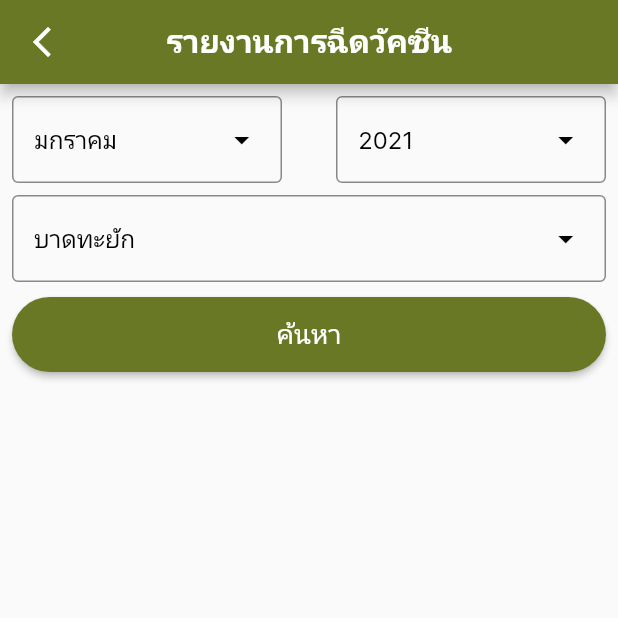
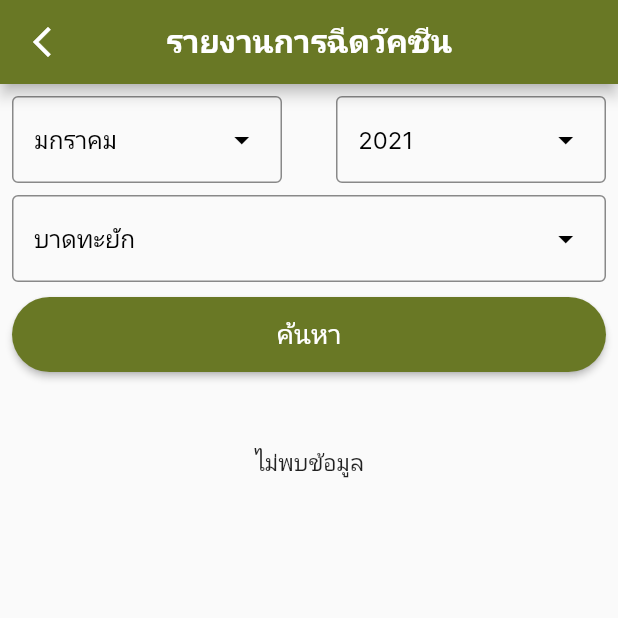
Before and after one commit to nickka7/animal_welfare, a Flutter app: the AnimalReportTest screen opened directly, on a phone screen of 412 x 824 dp, the top half of it. Run offline on Flutter 3.47's test engine with Material 2 defaults, Android fonts, the phone set to English and light mode, and no system bars; our stand-ins replace carousel_slider, charts_flutter, dio, file_picker, flutter_local_notifications, flutter_secure_storage and 5 more; accounts and stored records are empty.

Commit message:
last edit

```diff
--- a/lib/screens/repair/repair_notice_update.dart
+++ b/lib/screens/repair/repair_notice_update.dart
@@ -97,7 +97,7 @@ class _RepairNoticeUpdateState extends State<RepairNoticeUpdate> {
                   TextFormField(
                     controller: repairController,
                     decoration: InputDecoration(
-                      //  hintText: '${widget.maintenanceDetail}',
+                        hintText: '${widget.maintenanceDetail}',
                         border: OutlineInputBorder(),
                         focusedBorder: OutlineInputBorder(
                             borderSide: BorderSide(
--- a/lib/screens/role/Executive/animalReport.dart
+++ b/lib/screens/role/Executive/animalReport.dart
@@ -371,6 +371,6 @@ class _AnimalReportState extends State<AnimalReportTest> {
         ],
       );
     } else
-      return Text("");
+      return Text("ไม่พบข้อมูล");
   }
 }
```
